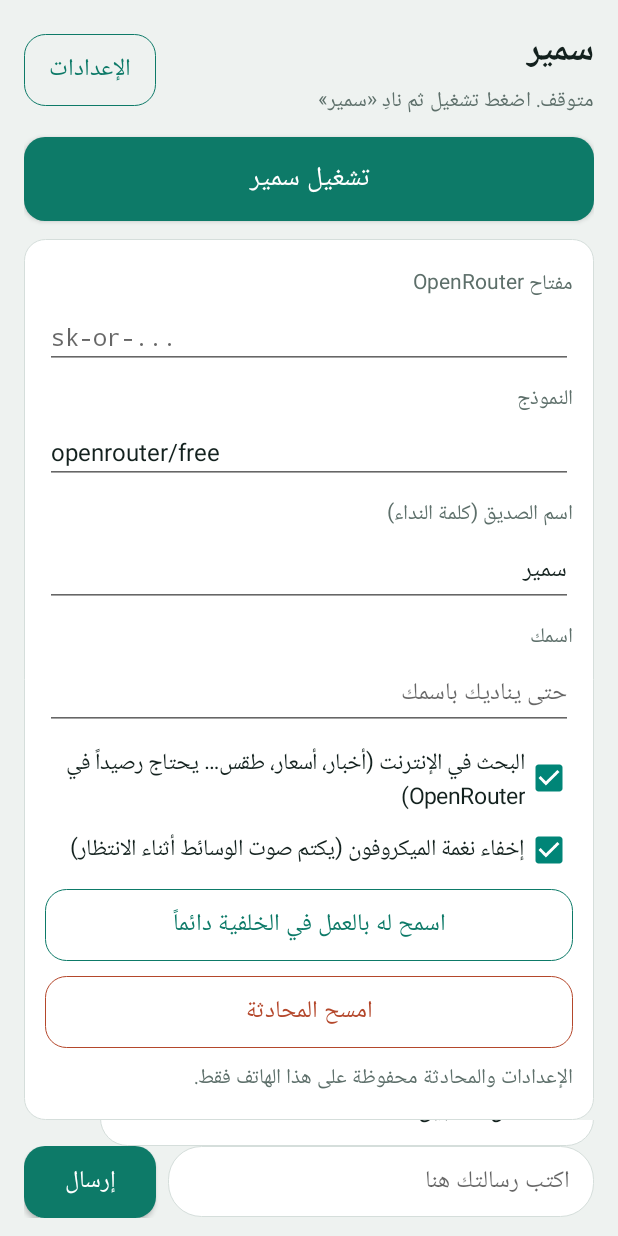
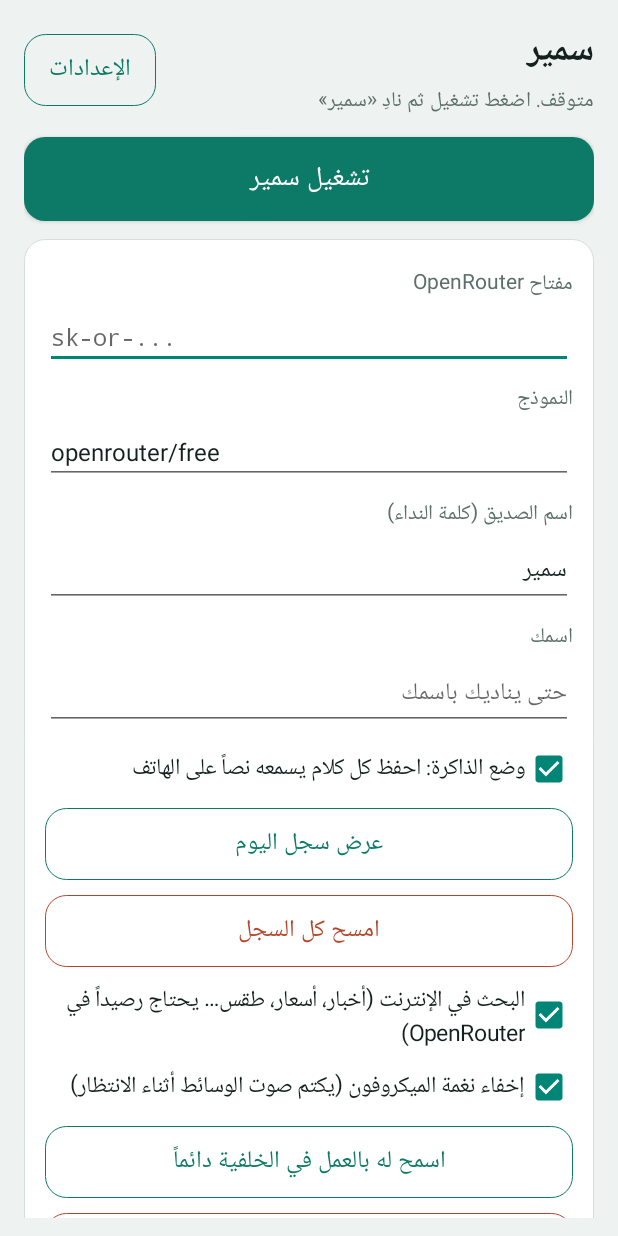
Before and after one commit to loolbox2010/samir-app, an Android app: the screen it shows after launch (MainActivity), on a phone screen of 412 x 824 dp. Run offline under Robolectric (Android 15) with nearby library versions, the phone set to English and light mode, and no system bars.

Commit message:
Add files via upload

```diff
--- a/app/src/main/java/iq/samir/friend/MainActivity.kt
+++ b/app/src/main/java/iq/samir/friend/MainActivity.kt
@@ -2,6 +2,7 @@ package iq.samir.friend
 
 import android.Manifest
 import android.app.Activity
+import android.app.AlertDialog
 import android.content.Intent
 import android.content.SharedPreferences
 import android.content.pm.PackageManager
@@ -209,6 +210,46 @@ class MainActivity : Activity() {
             Store.put(this, Store.K_USER, it.trim())
         }
 
+        val memory = CheckBox(this).apply {
+            text = "وضع الذاكرة: احفظ كل كلام يسمعه نصاً على الهاتف"
+            textSize = 15f
+            setTextColor(ink)
+            isChecked = Store.memory(this@MainActivity)
+            setOnCheckedChangeListener { _, checked -> Store.putBool(this@MainActivity, Store.K_MEMORY, checked) }
+        }
+        settingsBox.addView(memory, LinearLayout.LayoutParams(
+            ViewGroup.LayoutParams.MATCH_PARENT, ViewGroup.LayoutParams.WRAP_CONTENT
+        ).apply { topMargin = dp(10) })
+
+        val showLog = button("عرض سجل اليوم", false) {
+            val text = Journal.today(this).ifBlank { "لا يوجد كلام محفوظ اليوم." }
+            AlertDialog.Builder(this)
+                .setTitle("سجل اليوم")
+                .setMessage(text)
+                .setPositiveButton("إغلاق", null)
+                .show()
+        }
+        settingsBox.addView(showLog, LinearLayout.LayoutParams(
+            ViewGroup.LayoutParams.MATCH_PARENT, ViewGroup.LayoutParams.WRAP_CONTENT
+        ).apply { topMargin = dp(10) })
+
+        val clearLog = button("امسح كل السجل", false) {
+            AlertDialog.Builder(this)
+                .setTitle("مسح السجل")
+                .setMessage("سيُحذف كل الكلام المحفوظ نهائياً من الهاتف. متأكد؟")
+                .setPositiveButton("امسح") { _, _ ->
+                    Journal.clear(this)
+                    Toast.makeText(this, "تم مسح السجل", Toast.LENGTH_SHORT).show()
+                }
+                .setNegativeButton("إلغاء", null)
+                .show()
+        }
+        clearLog.setTextColor(warn)
+        clearLog.background = rounded(Color.TRANSPARENT, 14, warn)
+        settingsBox.addView(clearLog, LinearLayout.LayoutParams(
+            ViewGroup.LayoutParams.MATCH_PARENT, ViewGroup.LayoutParams.WRAP_CONTENT
+        ).apply { topMargin = dp(10) })
+
         val web = CheckBox(this).apply {
             text = "البحث في الإنترنت (أخبار، أسعار، طقس… يحتاج رصيداً في OpenRouter)"
             textSize = 15f
--- a/app/src/main/java/iq/samir/friend/Store.kt
+++ b/app/src/main/java/iq/samir/friend/Store.kt
@@ -15,6 +15,7 @@ object Store {
     const val K_USER = "userName"
     const val K_MUTE = "muteBeep"
     const val K_WEB = "webSearch"
+    const val K_MEMORY = "memoryMode"
     const val K_STATUS = "status"
     const val K_HISTORY = "history"
     const val K_RUNNING = "running"
@@ -37,6 +38,7 @@ object Store {
     fun userName(c: Context) = str(c, K_USER, "")
     fun muteBeep(c: Context) = prefs(c).getBoolean(K_MUTE, true)
     fun webSearch(c: Context) = prefs(c).getBoolean(K_WEB, true)
+    fun memory(c: Context) = prefs(c).getBoolean(K_MEMORY, true)
     fun status(c: Context) = str(c, K_STATUS, "متوقف")
 
     fun put(c: Context, key: String, value: String) {
```
Also changed, not shown: app/src/main/java/iq/samir/friend/AssistantService.kt (+11 -1 lines), app/src/main/java/iq/samir/friend/Brain.kt (+15 -4 lines), app/src/main/java/iq/samir/friend/Journal.kt (added, +94 -0 lines).
